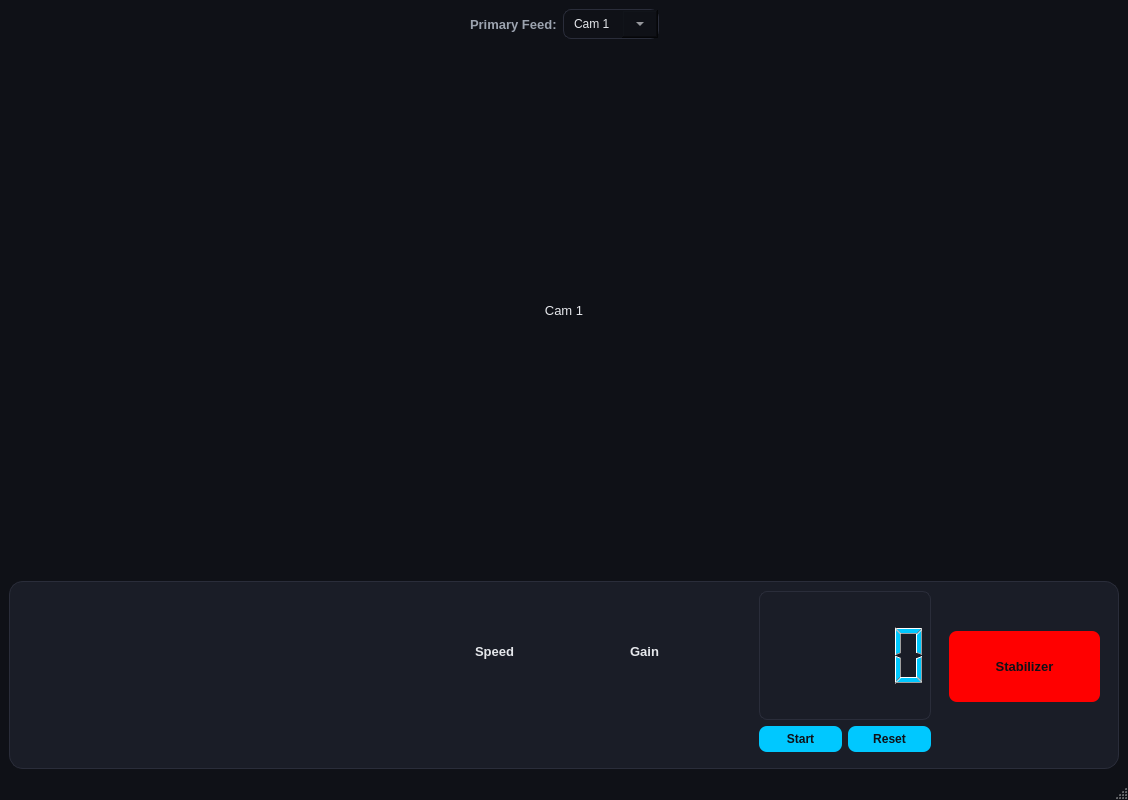
Qt form Front/copilot.ui (Omar-Tabouna/nautix-2026) before a commit.
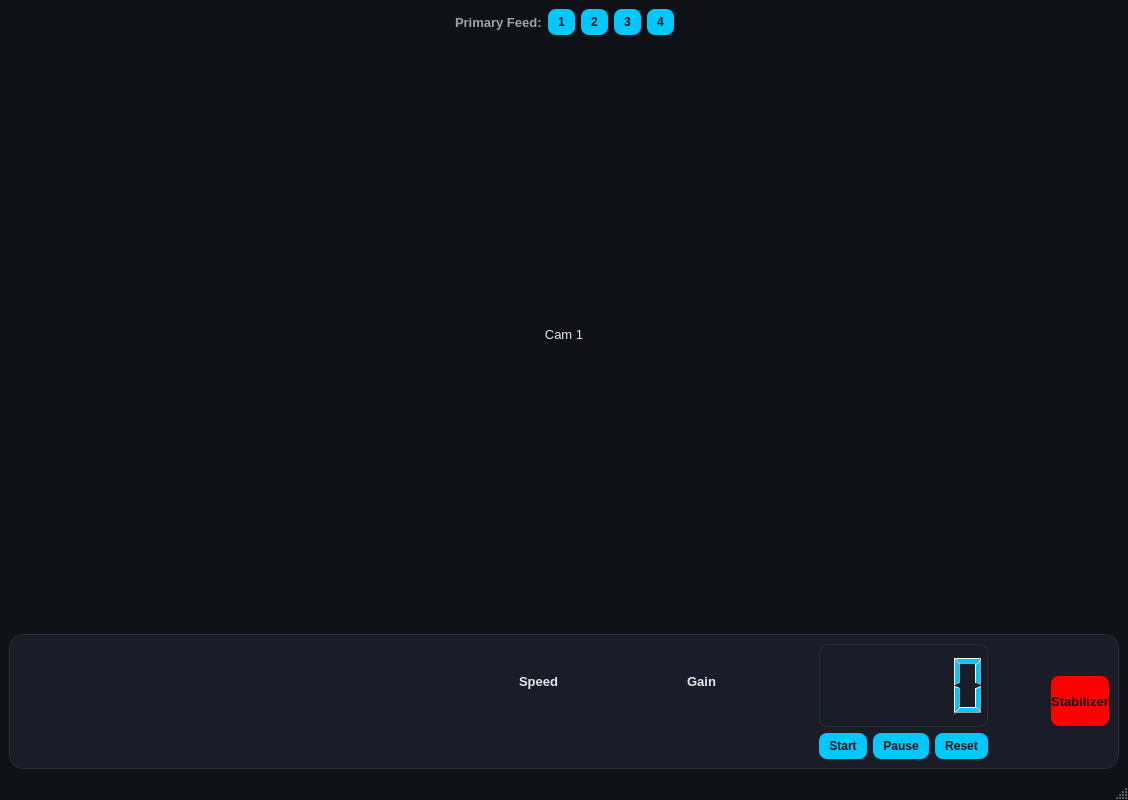
The same form after that commit. Icons and pictures are not drawn. Custom widgets are drawn as their Qt base class.

Diff of the .ui file:
```diff
--- a/Front/copilot.ui
+++ b/Front/copilot.ui
@@ -97,11 +97,11 @@
 }</string>
   </property>
   <widget class="QWidget" name="centralwidget">
-   <layout class="QVBoxLayout" name="verticalLayout_4">
+   <layout class="QVBoxLayout" name="verticalLayout">
     <item>
-     <layout class="QVBoxLayout" name="verticalLayout_3" stretch="3,1">
+     <layout class="QVBoxLayout" name="verticalLayout_3" stretch="3">
       <item>
-       <layout class="QVBoxLayout" name="verticalLayout_8" stretch="0,6">
+       <layout class="QVBoxLayout" name="verticalLayout_8" stretch="0,6,0">
         <item>
          <layout class="QHBoxLayout" name="horizontalLayout_12">
           <item>
@@ -125,28 +125,36 @@
            </widget>
           </item>
           <item>
-           <widget class="QComboBox" name="comboBox_4">
+           <layout class="QHBoxLayout" name="horizontalLayout_3">
             <item>
+             <widget class="QPushButton" name="cambtn1">
              <property name="text">
-              <string>Cam 1</string>
-             </property>
+               <string>1</string>
+              </property>
+             </widget>
             </item>
             <item>
+             <widget class="QPushButton" name="cambtn2">
              <property name="text">
-              <string>Cam 2</string>
-             </property>
+               <string>2</string>
+              </property>
+             </widget>
             </item>
             <item>
+             <widget class="QPushButton" name="cambtn3">
              <property name="text">
-              <string>Cam 3</string>
-             </property>
+               <string>3</string>
+              </property>
+             </widget>
             </item>
             <item>
+             <widget class="QPushButton" name="cambtn4">
              <property name="text">
-              <string>Cam 4</string>
-             </property>
-            </item>
-           </widget>
+               <string>4</string>
+              </property>
+             </widget>
+            </item>
+           </layout>
           </item>
           <item>
            <spacer name="horizontalSpacer_8">
@@ -173,40 +181,31 @@
           </property>
          </widget>
         </item>
-       </layout>
-      </item>
       <item>
        <widget class="QFrame" name="frame">
         <property name="sizePolicy">
-         <sizepolicy hsizetype="Expanding" vsizetype="Expanding">
+           <sizepolicy hsizetype="Expanding" vsizetype="Maximum">
           <horstretch>0</horstretch>
           <verstretch>0</verstretch>
          </sizepolicy>
         </property>
+          <property name="maximumSize">
+           <size>
+            <width>16777215</width>
+            <height>150</height>
+           </size>
+          </property>
         <property name="frameShape">
          <enum>QFrame::Shape::StyledPanel</enum>
         </property>
         <property name="frameShadow">
          <enum>QFrame::Shadow::Raised</enum>
         </property>
-        <widget class="QWidget" name="widget_3" native="true">
-         <property name="geometry">
-          <rect>
-           <x>20</x>
-           <y>60</y>
-           <width>71</width>
-           <height>71</height>
-          </rect>
-         </property>
-         <widget class="QLabel" name="outercircle_label">
-          <property name="geometry">
-           <rect>
-            <x>10</x>
-            <y>10</y>
-            <width>50</width>
-            <height>50</height>
-           </rect>
-          </property>
+          <layout class="QHBoxLayout" name="horizontalLayout">
+           <item>
+            <layout class="QHBoxLayout" name="horizontalLayout_4">
+             <item>
+              <widget class="QLabel" name="label">
           <property name="sizePolicy">
            <sizepolicy hsizetype="Fixed" vsizetype="Fixed">
             <horstretch>0</horstretch>
@@ -229,48 +228,22 @@
            <bool>true</bool>
           </property>
          </widget>
-         <widget class="QLabel" name="innercircle_label">
-          <property name="geometry">
-           <rect>
-            <x>20</x>
-            <y>20</y>
-            <width>30</width>
-            <height>30</height>
-           </rect>
-          </property>
-          <property name="sizePolicy">
-           <sizepolicy hsizetype="Fixed" vsizetype="Fixed">
-            <horstretch>0</horstretch>
-            <verstretch>0</verstretch>
-           </sizepolicy>
-          </property>
-          <property name="maximumSize">
+             </item>
+             <item>
+              <spacer name="horizontalSpacer">
+               <property name="orientation">
+                <enum>Qt::Orientation::Horizontal</enum>
+               </property>
+               <property name="sizeHint" stdset="0">
            <size>
-            <width>200</width>
-            <height>200</height>
-           </size>
-          </property>
-          <property name="text">
-           <string/>
-          </property>
-          <property name="pixmap">
-           <pixmap resource="../resources.qrc">:/Front/icons/circle2.png</pixmap>
-          </property>
-          <property name="scaledContents">
-           <bool>true</bool>
-          </property>
-         </widget>
-        </widget>
-        <widget class="QWidget" name="layoutWidget">
-         <property name="geometry">
-          <rect>
-           <x>90</x>
-           <y>30</y>
-           <width>61</width>
-           <height>142</height>
-          </rect>
-         </property>
-         <layout class="QVBoxLayout" name="verticalLayout">
+                 <width>40</width>
+                 <height>20</height>
+                </size>
+               </property>
+              </spacer>
+             </item>
+             <item>
+              <layout class="QVBoxLayout" name="verticalLayout_4">
           <item>
            <widget class="QLabel" name="thrustup_label">
             <property name="sizePolicy">
@@ -281,14 +254,14 @@
             </property>
             <property name="minimumSize">
              <size>
-              <width>59</width>
-              <height>59</height>
+                   <width>60</width>
+                   <height>50</height>
              </size>
             </property>
             <property name="maximumSize">
              <size>
-              <width>59</width>
-              <height>59</height>
+                   <width>60</width>
+                   <height>50</height>
              </size>
             </property>
             <property name="text">
@@ -303,7 +276,7 @@
            </widget>
           </item>
           <item>
-           <widget class="QFrame" name="frame_2">
+                <widget class="QFrame" name="frame_4">
             <property name="frameShape">
              <enum>QFrame::Shape::HLine</enum>
             </property>
@@ -322,14 +295,14 @@
             </property>
             <property name="minimumSize">
              <size>
-              <width>59</width>
-              <height>59</height>
+                   <width>60</width>
+                   <height>50</height>
              </size>
             </property>
             <property name="maximumSize">
              <size>
-              <width>59</width>
-              <height>59</height>
+                   <width>60</width>
+                   <height>50</height>
              </size>
             </property>
             <property name="text">
@@ -344,31 +317,36 @@
            </widget>
           </item>
          </layout>
-        </widget>
-        <widget class="QWidget" name="widget" native="true">
-         <property name="geometry">
-          <rect>
-           <x>160</x>
-           <y>20</y>
-           <width>111</width>
-           <height>111</height>
-          </rect>
-         </property>
+             </item>
+             <item>
+              <spacer name="horizontalSpacer_2">
+               <property name="orientation">
+                <enum>Qt::Orientation::Horizontal</enum>
+               </property>
+               <property name="sizeHint" stdset="0">
+                <size>
+                 <width>40</width>
+                 <height>20</height>
+                </size>
+               </property>
+              </spacer>
+             </item>
+             <item>
+              <layout class="QVBoxLayout" name="verticalLayout_6" stretch="0,0">
+               <item>
          <widget class="QLabel" name="acw_label">
-          <property name="geometry">
-           <rect>
-            <x>20</x>
-            <y>10</y>
-            <width>71</width>
-            <height>71</height>
-           </rect>
-          </property>
           <property name="sizePolicy">
-           <sizepolicy hsizetype="Fixed" vsizetype="Fixed">
+                  <sizepolicy hsizetype="Maximum" vsizetype="Maximum">
             <horstretch>0</horstretch>
             <verstretch>0</verstretch>
            </sizepolicy>
           </property>
+                 <property name="maximumSize">
+                  <size>
+                   <width>100</width>
+                   <height>100</height>
+                  </size>
+                 </property>
           <property name="text">
            <string/>
           </property>
@@ -379,21 +357,21 @@
            <bool>true</bool>
           </property>
          </widget>
+               </item>
+               <item>
          <widget class="QLabel" name="cw_label">
-          <property name="geometry">
-           <rect>
-            <x>20</x>
-            <y>50</y>
-            <width>71</width>
-            <height>71</height>
-           </rect>
-          </property>
           <property name="sizePolicy">
-           <sizepolicy hsizetype="Fixed" vsizetype="Fixed">
+                  <sizepolicy hsizetype="Maximum" vsizetype="Maximum">
             <horstretch>0</horstretch>
             <verstretch>0</verstretch>
            </sizepolicy>
           </property>
+                 <property name="maximumSize">
+                  <size>
+                   <width>100</width>
+                   <height>100</height>
+                  </size>
+                 </property>
           <property name="text">
            <string/>
           </property>
@@ -404,17 +382,24 @@
            <bool>true</bool>
           </property>
          </widget>
-        </widget>
-        <widget class="QWidget" name="layoutWidget">
-         <property name="geometry">
-          <rect>
-           <x>270</x>
-           <y>50</y>
-           <width>151</width>
-           <height>72</height>
-          </rect>
-         </property>
-         <layout class="QHBoxLayout" name="horizontalLayout">
+               </item>
+              </layout>
+             </item>
+             <item>
+              <spacer name="horizontalSpacer_9">
+               <property name="orientation">
+                <enum>Qt::Orientation::Horizontal</enum>
+               </property>
+               <property name="sizeHint" stdset="0">
+                <size>
+                 <width>40</width>
+                 <height>20</height>
+                </size>
+               </property>
+              </spacer>
+             </item>
+             <item>
+              <layout class="QHBoxLayout" name="horizontalLayout_5">
           <item>
            <widget class="QLabel" name="Hgripper_label">
             <property name="sizePolicy">
@@ -481,27 +466,45 @@
            </widget>
           </item>
          </layout>
-        </widget>
+             </item>
+             <item>
+              <spacer name="horizontalSpacer_10">
+               <property name="orientation">
+                <enum>Qt::Orientation::Horizontal</enum>
+               </property>
+               <property name="sizeHint" stdset="0">
+                <size>
+                 <width>40</width>
+                 <height>20</height>
+                </size>
+               </property>
+              </spacer>
+             </item>
+             <item>
         <widget class="CircularProgress" name="Speed_bar" native="true">
-         <property name="geometry">
-          <rect>
-           <x>430</x>
-           <y>20</y>
-           <width>141</width>
-           <height>141</height>
-          </rect>
-         </property>
          <property name="sizePolicy">
-          <sizepolicy hsizetype="Fixed" vsizetype="Fixed">
+                <sizepolicy hsizetype="Maximum" vsizetype="Maximum">
            <horstretch>0</horstretch>
            <verstretch>0</verstretch>
           </sizepolicy>
          </property>
-         <widget class="QLabel" name="label_8">
+               <property name="minimumSize">
+                <size>
+                 <width>100</width>
+                 <height>100</height>
+                </size>
+               </property>
+               <property name="maximumSize">
+                <size>
+                 <width>100</width>
+                 <height>100</height>
+                </size>
+               </property>
+               <widget class="QLabel" name="label_9">
           <property name="geometry">
            <rect>
-            <x>10</x>
-            <y>30</y>
+                  <x>0</x>
+                  <y>10</y>
             <width>91</width>
             <height>41</height>
            </rect>
@@ -520,29 +523,48 @@
           </property>
          </widget>
         </widget>
+             </item>
+             <item>
+              <spacer name="horizontalSpacer_11">
+               <property name="orientation">
+                <enum>Qt::Orientation::Horizontal</enum>
+               </property>
+               <property name="sizeHint" stdset="0">
+                <size>
+                 <width>40</width>
+                 <height>20</height>
+                </size>
+               </property>
+              </spacer>
+             </item>
+             <item>
         <widget class="CircularProgress" name="Gain_bar" native="true">
-         <property name="geometry">
-          <rect>
-           <x>580</x>
-           <y>20</y>
-           <width>141</width>
-           <height>141</height>
-          </rect>
-         </property>
          <property name="sizePolicy">
-          <sizepolicy hsizetype="Fixed" vsizetype="Fixed">
+                <sizepolicy hsizetype="Maximum" vsizetype="Maximum">
            <horstretch>0</horstretch>
            <verstretch>0</verstretch>
           </sizepolicy>
          </property>
+               <property name="minimumSize">
+                <size>
+                 <width>100</width>
+                 <height>100</height>
+                </size>
+               </property>
+               <property name="maximumSize">
+                <size>
+                 <width>100</width>
+                 <height>100</height>
+                </size>
+               </property>
          <property name="styleSheet">
           <string notr="true">background-color: transparent;</string>
          </property>
          <widget class="QLabel" name="label_12">
           <property name="geometry">
            <rect>
-            <x>10</x>
-            <y>30</y>
+                  <x>0</x>
+                  <y>10</y>
             <width>91</width>
             <height>41</height>
            </rect>
@@ -561,15 +583,21 @@
           </property>
          </widget>
         </widget>
-        <widget class="QWidget" name="layoutWidget">
-         <property name="geometry">
-          <rect>
-           <x>750</x>
-           <y>10</y>
-           <width>172</width>
-           <height>161</height>
-          </rect>
-         </property>
+             </item>
+             <item>
+              <spacer name="horizontalSpacer_3">
+               <property name="orientation">
+                <enum>Qt::Orientation::Horizontal</enum>
+               </property>
+               <property name="sizeHint" stdset="0">
+                <size>
+                 <width>40</width>
+                 <height>20</height>
+                </size>
+               </property>
+              </spacer>
+             </item>
+             <item>
          <layout class="QVBoxLayout" name="verticalLayout_2" stretch="2,1">
           <item>
            <widget class="QLCDNumber" name="lcdNumber">
@@ -587,6 +615,13 @@
               </property>
              </widget>
             </item>
+                 <item>
+                  <widget class="QPushButton" name="pausebtn">
+                   <property name="text">
+                    <string>Pause</string>
+                   </property>
+                  </widget>
+                 </item>
             <item>
              <widget class="QPushButton" name="reset_btn">
               <property name="text">
@@ -597,15 +632,39 @@
            </layout>
           </item>
          </layout>
-        </widget>
+             </item>
+             <item>
+              <spacer name="horizontalSpacer_12">
+               <property name="orientation">
+                <enum>Qt::Orientation::Horizontal</enum>
+               </property>
+               <property name="sizeHint" stdset="0">
+                <size>
+                 <width>40</width>
+                 <height>20</height>
+                </size>
+               </property>
+              </spacer>
+             </item>
+             <item>
         <widget class="QLabel" name="Stabilizer_label">
-         <property name="geometry">
-          <rect>
-           <x>940</x>
-           <y>50</y>
-           <width>151</width>
-           <height>71</height>
-          </rect>
+               <property name="sizePolicy">
+                <sizepolicy hsizetype="Expanding" vsizetype="Maximum">
+                 <horstretch>0</horstretch>
+                 <verstretch>0</verstretch>
+                </sizepolicy>
+               </property>
+               <property name="minimumSize">
+                <size>
+                 <width>0</width>
+                 <height>0</height>
+                </size>
+               </property>
+               <property name="maximumSize">
+                <size>
+                 <width>16777215</width>
+                 <height>50</height>
+                </size>
          </property>
          <property name="font">
           <font>
@@ -623,7 +682,13 @@
           <set>Qt::AlignmentFlag::AlignCenter</set>
          </property>
         </widget>
-       </widget>
+             </item>
+            </layout>
+           </item>
+          </layout>
+         </widget>
+        </item>
+       </layout>
       </item>
      </layout>
     </item>
```
Left out of the diff: 2 changed lines with no effect on the pictures. Lines whose indentation alone changed are shown as unchanged.
